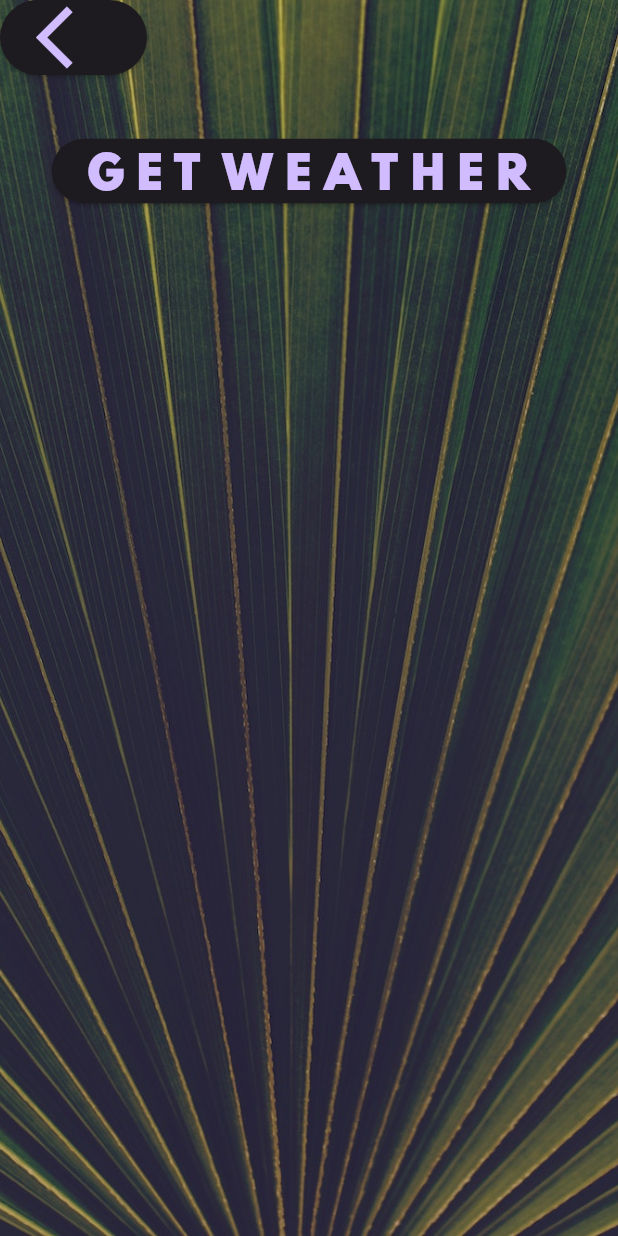
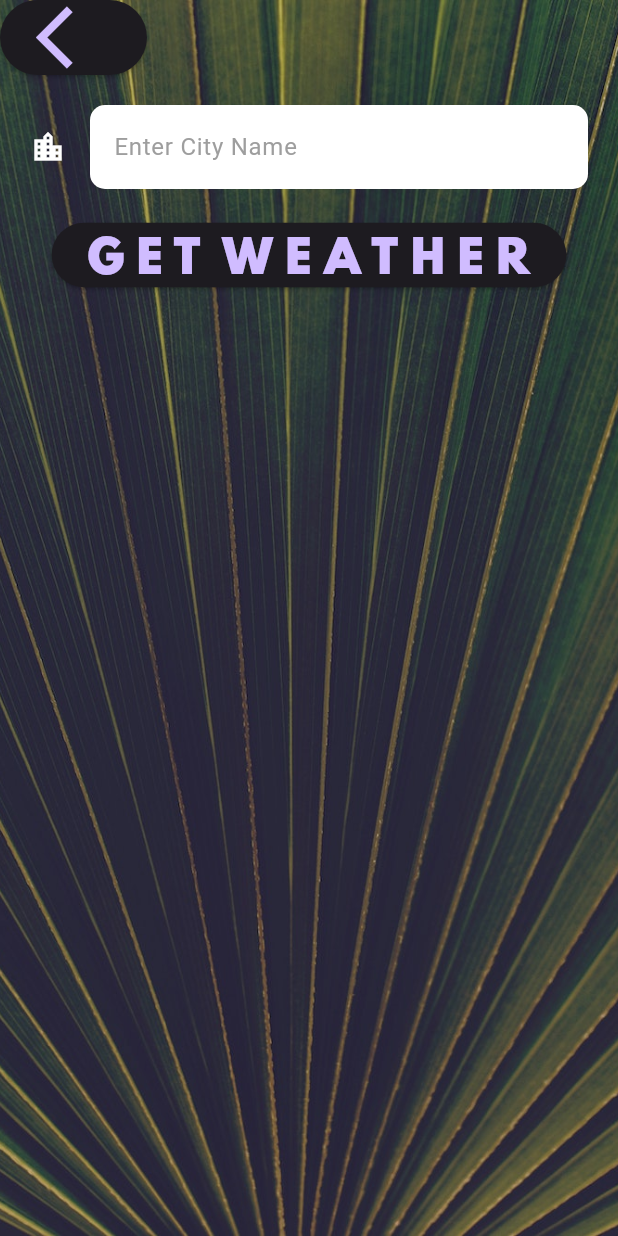
Before and after one commit to CLS11/clima, a Flutter app: the CityScreen screen opened directly, on a phone screen of 412 x 824 dp. Run offline on Flutter 3.47's test engine with Material 3 defaults, Android fonts, the phone set to English and light mode, and no system bars; our stand-ins replace flutter_spinkit, geolocator.

Commit message:
Added the city name property.

```diff
--- a/lib/widgets/city_screen.dart
+++ b/lib/widgets/city_screen.dart
@@ -9,6 +9,7 @@ class CityScreen extends StatefulWidget {
 }
 
 class _CityScreenState extends State<CityScreen> {
+  late String cityName;
   @override
   Widget build(BuildContext context) {
     return Scaffold(
@@ -26,19 +27,26 @@ class _CityScreenState extends State<CityScreen> {
               Align(
                 alignment: Alignment.topLeft,
                 child: ElevatedButton(
-                  onPressed: () {},
-                  child: const Icon(
-                    Icons.arrow_back_ios,
-                    size: 50,
-                  ),
+                  onPressed: () {
+                    Navigator.pop(context);
+                  },
+                  child: const Icon(Icons.arrow_back_ios, size: 50),
                 ),
               ),
               Container(
                 padding: const EdgeInsets.all(20),
-                child: null,
+                child: TextField(
+                  style: const TextStyle(color: Colors.black),
+                  decoration: textFieldInputDecoration,
+                  onChanged: (value) {
+                    cityName = value;
+                  },
+                ),
               ),
               ElevatedButton(
-                onPressed: () {},
+                onPressed: () {
+                  Navigator.pop(context);
+                },
                 child: const Text(
                   'G E T  W E A T H E R',
                   style: buttonTextStyle,
```
